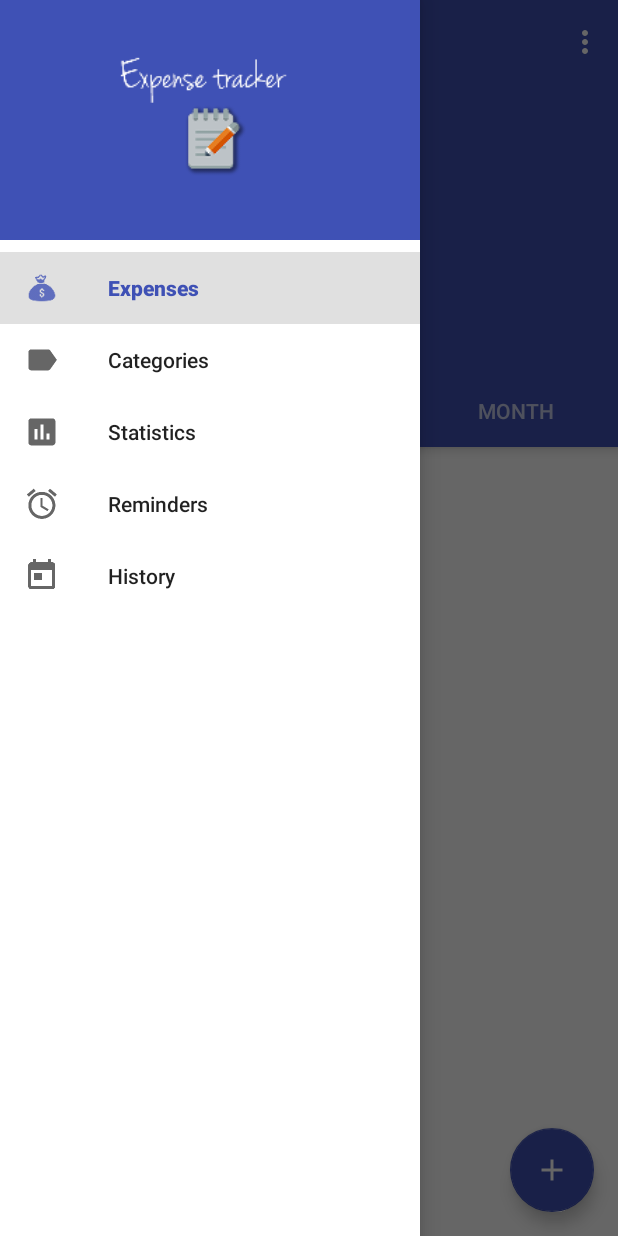
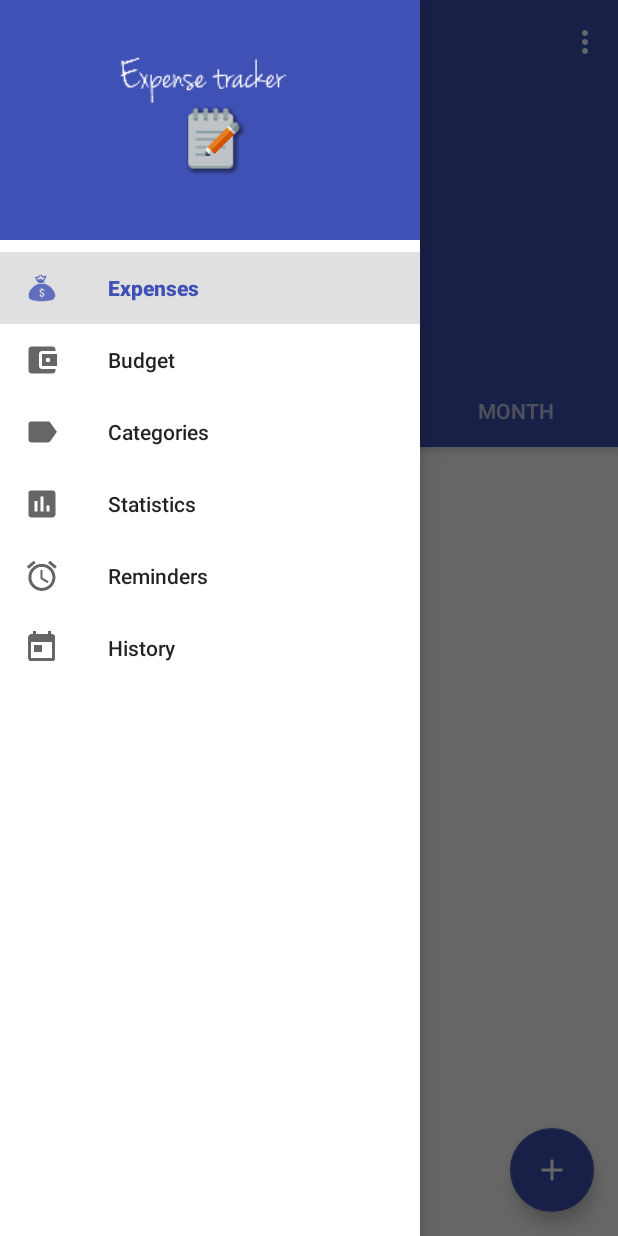
Before and after one commit to PedroCarrillo/Expense-Tracker-App, an Android app: the ExpensesContainerFragment screen opened directly, with no data from a screen before it, with the side drawer open, on a phone screen of 412 x 824 dp. Run offline under Robolectric (Android 15) with nearby library versions, the phone set to English and light mode, and no system bars; libraries missing offline, so code that uses them is left out: com.github.mikephil.charting, io.realm, io.realm.annotations; 9 statements that could not run were skipped.

Commit message:
adding budget tab

```diff
--- a/ExpenseTracker/app/src/main/java/com/pedrocarrillo/expensetracker/ui/MainActivity.java
+++ b/ExpenseTracker/app/src/main/java/com/pedrocarrillo/expensetracker/ui/MainActivity.java
@@ -24,9 +24,12 @@ import android.widget.LinearLayout;
 import android.widget.TextView;
 
 import com.pedrocarrillo.expensetracker.R;
+import com.pedrocarrillo.expensetracker.entities.Category;
 import com.pedrocarrillo.expensetracker.entities.Expense;
 import com.pedrocarrillo.expensetracker.interfaces.IConstants;
 import com.pedrocarrillo.expensetracker.interfaces.IDateMode;
+import com.pedrocarrillo.expensetracker.interfaces.IExpensesMode;
+import com.pedrocarrillo.expensetracker.interfaces.IExpensesType;
 import com.pedrocarrillo.expensetracker.interfaces.IMainActivityListener;
 import com.pedrocarrillo.expensetracker.ui.categories.CategoriesFragment;
 import com.pedrocarrillo.expensetracker.ui.expenses.ExpensesContainerFragment;
@@ -38,6 +41,8 @@ import com.pedrocarrillo.expensetracker.ui.reminders.ReminderFragment;
 import com.pedrocarrillo.expensetracker.ui.settings.SettingsActivity;
 import com.pedrocarrillo.expensetracker.ui.statistics.StatisticsFragment;
 import com.pedrocarrillo.expensetracker.utils.DateUtils;
+import com.pedrocarrillo.expensetracker.utils.ExpensesManager;
+import com.pedrocarrillo.expensetracker.utils.RealmManager;
 import com.pedrocarrillo.expensetracker.utils.Util;
 
 import java.lang.annotation.Retention;
@@ -76,13 +81,29 @@ public class MainActivity extends BaseActivity implements NavigationView.OnNavig
         initUI();
         setUpDrawer();
         setUpToolbar();
-        if ( savedInstanceState != null) {
+        if (savedInstanceState != null) {
             int menuItemId = savedInstanceState.getInt(NAVIGATION_POSITION);
             mainNavigationView.setCheckedItem(menuItemId);
             mainNavigationView.getMenu().performIdentifierAction(menuItemId, 0);
         } else {
             mainNavigationView.getMenu().performIdentifierAction(R.id.nav_expenses, 0);
         }
+        List<Category> categories = RealmManager.getInstance().getAllObjects(Category.class);
+        if (categories.isEmpty()) {
+            Category foodCategory = new Category();
+            foodCategory.setName(getString(R.string.food_title));
+            foodCategory.setType(IExpensesType.MODE_EXPENSES);
+            RealmManager.getInstance().save(foodCategory, Category.class);
+            Category transportationCategory = new Category();
+            transportationCategory.setName(getString(R.string.transportation_title));
+            transportationCategory.setType(IExpensesType.MODE_EXPENSES);
+            RealmManager.getInstance().save(transportationCategory, Category.class);
+            Category othersCategory = new Category();
+            othersCategory.setName(getString(R.string.others_title));
+            othersCategory.setType(IExpensesType.MODE_EXPENSES);
+            RealmManager.getInstance().save(othersCategory, Category.class);
+        }
+
     }
 
     @NavigationMode
@@ -296,7 +317,10 @@ public class MainActivity extends BaseActivity implements NavigationView.OnNavig
         Fragment currentFragment = getSupportFragmentManager().findFragmentById(R.id.main_content);
         switch (menuItemId) {
             case R.id.nav_expenses:
-                if (!(currentFragment instanceof ExpensesContainerFragment)) replaceFragment(ExpensesContainerFragment.newInstance(), false);
+                replaceFragment(ExpensesContainerFragment.newInstance(IExpensesMode.EXPENSES), false);
+                break;
+            case R.id.nav_budget:
+                replaceFragment(ExpensesContainerFragment.newInstance(IExpensesMode.BUDGET), false);
                 break;
             case R.id.nav_categories:
                 if (!(currentFragment instanceof  CategoriesFragment)) replaceFragment(CategoriesFragment.newInstance(), false);
--- a/ExpenseTracker/app/src/main/java/com/pedrocarrillo/expensetracker/ui/categories/CategoriesFragment.java
+++ b/ExpenseTracker/app/src/main/java/com/pedrocarrillo/expensetracker/ui/categories/CategoriesFragment.java
@@ -41,8 +41,6 @@ import java.util.List;
 public class CategoriesFragment extends MainFragment implements TabLayout.OnTabSelectedListener, BaseViewHolder.RecyclerClickListener{
 
     private @IExpensesType int mCurrentMode = IExpensesType.MODE_EXPENSES;
-
-//    private List<String> tabList;
     private RecyclerView rvCategories;
     private TextView tvEmpty;
 
@@ -98,8 +96,6 @@ public class CategoriesFragment extends MainFragment implements TabLayout.OnTabS
     @Override
     public void onActivityCreated(Bundle savedInstanceState) {
         super.onActivityCreated(savedInstanceState);
-//        tabList = Arrays.asList(getString(R.string.expenses), getString(R.string.income));
-//        mMainActivityListener.setTabs(tabList, this);
         mMainActivityListener.setMode(MainActivity.NAVIGATION_MODE_STANDARD);
         reloadData();
         mMainActivityListener.setFAB(R.drawable.ic_add_white_48dp, new View.OnClickListener() {
--- a/ExpenseTracker/app/src/main/java/com/pedrocarrillo/expensetracker/ui/expenses/ExpensesContainerFragment.java
+++ b/ExpenseTracker/app/src/main/java/com/pedrocarrillo/expensetracker/ui/expenses/ExpensesContainerFragment.java
@@ -2,14 +2,12 @@ package com.pedrocarrillo.expensetracker.ui.expenses;
 
 
 import android.app.Activity;
-import android.app.PendingIntent;
 import android.content.DialogInterface;
 import android.content.Intent;
 import android.os.Bundle;
 import android.support.design.widget.TabLayout;
 import android.support.v4.content.LocalBroadcastManager;
 import android.support.v4.view.ViewPager;
-import android.util.Log;
 import android.view.LayoutInflater;
 import android.view.Menu;
 import android.view.MenuInflater;
@@ -20,14 +18,12 @@ import android.view.ViewGroup;
 import com.pedrocarrillo.expensetracker.R;
 import com.pedrocarrillo.expensetracker.interfaces.IConstants;
 import com.pedrocarrillo.expensetracker.interfaces.IDateMode;
+import com.pedrocarrillo.expensetracker.interfaces.IExpensesMode;
 import com.pedrocarrillo.expensetracker.interfaces.IUserActionsMode;
 import com.pedrocarrillo.expensetracker.ui.MainActivity;
 import com.pedrocarrillo.expensetracker.ui.MainFragment;
 import com.pedrocarrillo.expensetracker.utils.DialogManager;
 import com.pedrocarrillo.expensetracker.utils.ExpensesManager;
-
-import java.util.Arrays;
-import java.util.List;
 
 
 /**
@@ -39,13 +35,17 @@ public class ExpensesContainerFragment extends MainFragment implements ExpensesF
     public static final int RQ_NEW_EXPENSE = 1001;
     private ViewPager vpExpensesContainer;
     private ExpensesViewPagerAdapter expensesViewPagerAdapter;
+    public static final String EXPENSES_MODE_KEY = "_expenses_mode_key";
+    public IExpensesMode expensesMode;
+    public MenuItem budgetMenuItem;
 
     // Action mode for expenses.
     private android.view.ActionMode mActionMode;
 
-    public static ExpensesContainerFragment newInstance() {
+    public static ExpensesContainerFragment newInstance(IExpensesMode expensesMode) {
         ExpensesContainerFragment fragment = new ExpensesContainerFragment();
         Bundle args = new Bundle();
+        args.putSerializable(EXPENSES_MODE_KEY, expensesMode);
         fragment.setArguments(args);
         return fragment;
     }
@@ -57,6 +57,32 @@ public class ExpensesContainerFragment extends MainFragment implements ExpensesF
     @Override
     public void onCreate(Bundle savedInstanceState) {
         super.onCreate(savedInstanceState);
+        setHasOptionsMenu(true);
+    }
+
+    @Override
+    public void onCreateOptionsMenu(Menu menu, MenuInflater inflater) {
+        inflater.inflate(R.menu.menu_expenses, menu);
+        budgetMenuItem = menu.findItem(R.id.action_budget);
+    }
+
+    @Override
+    public boolean onOptionsItemSelected(MenuItem item) {
+        if (item.getItemId() == R.id.action_budget) {
+            onBudgetClicked();
+        }
+        return super.onOptionsItemSelected(item);
+    }
+
+    private void onBudgetClicked() {
+    }
+
+    @Override
+    public void onPrepareOptionsMenu(Menu menu) {
+        super.onPrepareOptionsMenu(menu);
+        if (expensesMode != IExpensesMode.BUDGET) {
+            budgetMenuItem.setVisible(false);
+        }
     }
 
     @Override
@@ -70,6 +96,9 @@ public class ExpensesContainerFragment extends MainFragment implements ExpensesF
     @Override
     public void onActivityCreated(Bundle savedInstanceState) {
         super.onActivityCreated(savedInstanceState);
+        if (getArguments() != null && getArguments().containsKey(EXPENSES_MODE_KEY)) {
+            expensesMode = (IExpensesMode) getArguments().getSerializable(EXPENSES_MODE_KEY);
+        }
         mMainActivityListener.setTitle(getString(R.string.expenses));
         mMainActivityListener.setMode(MainActivity.NAVIGATION_MODE_TABS);
         mMainActivityListener.setFAB(R.drawable.ic_add_white_48dp, new View.OnClickListener() {
@@ -80,9 +109,9 @@ public class ExpensesContainerFragment extends MainFragment implements ExpensesF
         });
 
         expensesViewPagerAdapter = new ExpensesViewPagerAdapter(getChildFragmentManager());
-        expensesViewPagerAdapter.addFrag(ExpensesFragment.newInstance(IDateMode.MODE_TODAY), getString(R.string.today));
-        expensesViewPagerAdapter.addFrag(ExpensesFragment.newInstance(IDateMode.MODE_WEEK), getString(R.string.week));
-        expensesViewPagerAdapter.addFrag(ExpensesFragment.newInstance(IDateMode.MODE_MONTH), getString(R.string.month));
+        expensesViewPagerAdapter.addFrag(ExpensesFragment.newInstance(IDateMode.MODE_TODAY, expensesMode), getString(R.string.today));
+        expensesViewPagerAdapter.addFrag(ExpensesFragment.newInstance(IDateMode.MODE_WEEK, expensesMode), getString(R.string.week));
+        expensesViewPagerAdapter.addFrag(ExpensesFragment.newInstance(IDateMode.MODE_MONTH, expensesMode), getString(R.string.month));
         vpExpensesContainer.setAdapter(expensesViewPagerAdapter);
         mMainActivityListener.setPager(vpExpensesContainer, new TabLayout.ViewPagerOnTabSelectedListener(vpExpensesContainer) {
             @Override
--- a/ExpenseTracker/app/src/main/java/com/pedrocarrillo/expensetracker/ui/expenses/ExpensesFragment.java
+++ b/ExpenseTracker/app/src/main/java/com/pedrocarrillo/expensetracker/ui/expenses/ExpensesFragment.java
@@ -26,9 +26,12 @@ import com.pedrocarrillo.expensetracker.custom.SparseBooleanArrayParcelable;
 import com.pedrocarrillo.expensetracker.entities.Expense;
 import com.pedrocarrillo.expensetracker.interfaces.IConstants;
 import com.pedrocarrillo.expensetracker.interfaces.IDateMode;
+import com.pedrocarrillo.expensetracker.interfaces.IExpensesMode;
 import com.pedrocarrillo.expensetracker.ui.MainFragment;
 import com.pedrocarrillo.expensetracker.utils.DialogManager;
 import com.pedrocarrillo.expensetracker.utils.ExpensesManager;
+
+import static com.pedrocarrillo.expensetracker.ui.expenses.ExpensesContainerFragment.EXPENSES_MODE_KEY;
 
 /**
  * Created by pcarrillo on 17/09/2015.
@@ -42,11 +45,13 @@ public class ExpensesFragment extends MainFragment implements BaseViewHolder.Rec
     private @IDateMode int mCurrentDateMode;
     private IExpenseContainerListener expenseContainerListener;
     private ExpenseChangeReceiver expenseChangeReceiver = new ExpenseChangeReceiver();
+    public IExpensesMode expensesMode;
 
-    public static ExpensesFragment newInstance(@IDateMode int dateMode) {
+    public static ExpensesFragment newInstance(@IDateMode int dateMode, IExpensesMode expensesMode) {
         ExpensesFragment expensesFragment = new ExpensesFragment();
         Bundle bundle = new Bundle();
         bundle.putInt(IDateMode.DATE_MODE_TAG, dateMode);
+        bundle.putSerializable(EXPENSES_MODE_KEY, expensesMode);
         expensesFragment.setArguments(bundle);
         return expensesFragment;
     }
@@ -106,6 +111,7 @@ public class ExpensesFragment extends MainFragment implements BaseViewHolder.Rec
         super.onActivityCreated(savedInstanceState);
         if (getArguments() != null) {
             @IDateMode int mode = getArguments().getInt(IDateMode.DATE_MODE_TAG);
+            expensesMode = (IExpensesMode) getArguments().getSerializable(EXPENSES_MODE_KEY);
             mCurrentDateMode = mode;
             ExpensesManager.getInstance().setExpensesListByDateMode(mCurrentDateMode);
             mMainExpenseAdapter = new MainExpenseAdapter(getActivity(), this, mCurrentDateMode);
--- /dev/null
+++ b/ExpenseTracker/app/src/main/res/drawable/ic_account_balance_wallet_black_24dp.xml
@@ -0,0 +1,9 @@
+<vector xmlns:android="http://schemas.android.com/apk/res/android"
+        android:width="24dp"
+        android:height="24dp"
+        android:viewportWidth="24.0"
+        android:viewportHeight="24.0">
+    <path
+        android:fillColor="#FF000000"
+        android:pathData="M21,18v1c0,1.1 -0.9,2 -2,2L5,21c-1.11,0 -2,-0.9 -2,-2L3,5c0,-1.1 0.89,-2 2,-2h14c1.1,0 2,0.9 2,2v1h-9c-1.11,0 -2,0.9 -2,2v8c0,1.1 0.89,2 2,2h9zM12,16h10L22,8L12,8v8zM16,13.5c-0.83,0 -1.5,-0.67 -1.5,-1.5s0.67,-1.5 1.5,-1.5 1.5,0.67 1.5,1.5 -0.67,1.5 -1.5,1.5z"/>
+</vector>
--- /dev/null
+++ b/ExpenseTracker/app/src/main/res/menu/menu_expenses.xml
@@ -0,0 +1,7 @@
+<menu xmlns:android="http://schemas.android.com/apk/res/android"
+    xmlns:app="http://schemas.android.com/apk/res-auto"
+    xmlns:tools="http://schemas.android.com/tools"
+    tools:context="com.pedrocarrillo.expensetracker.ui.login.LoginActivity">
+    <item android:id="@+id/action_budget" android:title="@string/change_budget"
+        android:orderInCategory="100" app:showAsAction="always" />
+</menu>
--- a/ExpenseTracker/app/src/main/res/menu/nav_menu.xml
+++ b/ExpenseTracker/app/src/main/res/menu/nav_menu.xml
@@ -5,6 +5,10 @@
             android:icon="@drawable/ic_money_bag"
             android:checked="true"
             android:title="@string/expenses" />
+        <item
+            android:id="@+id/nav_budget"
+            android:icon="@drawable/ic_account_balance_wallet_black_24dp"
+            android:title="@string/budget"/>
         <item
             android:id="@+id/nav_categories"
             android:icon="@drawable/ic_label_black_48dp"
--- a/ExpenseTracker/app/src/main/res/values/strings.xml
+++ b/ExpenseTracker/app/src/main/res/values/strings.xml
@@ -603,4 +603,9 @@
     <string name="default_date_format">MM/dd/yyyy</string>
     <string name="date_format_key">date_format_key</string>
     <string name="date_format">Date Format</string>
+    <string name="others_title">Others</string>
+    <string name="transportation_title">Transportation</string>
+    <string name="food_title">Food</string>
+    <string name="budget">Budget</string>
+    <string name="change_budget">Budget</string>
 </resources>
--- a/ExpenseTracker/build.gradle
+++ b/ExpenseTracker/build.gradle
@@ -5,7 +5,7 @@ buildscript {
         jcenter()
     }
     dependencies {
-        classpath 'com.android.tools.build:gradle:1.3.0'
+        classpath 'com.android.tools.build:gradle:2.2.0-alpha1'
         classpath 'com.google.gms:google-services:1.3.0-beta1'
         // NOTE: Do not place your application dependencies here; they belong
         // in the individual module build.gradle files
```
Also changed, not shown: ExpenseTracker/app/build.gradle (+11 -9 lines), ExpenseTracker/app/src/main/java/com/pedrocarrillo/expensetracker/interfaces/IExpensesMode.java (added, +10 -0 lines), ExpenseTracker/app/src/main/java/com/pedrocarrillo/expensetracker/utils/RealmManager.java (+7 -0 lines), ExpenseTracker/gradle/wrapper/gradle-wrapper.properties, 2 other files.
